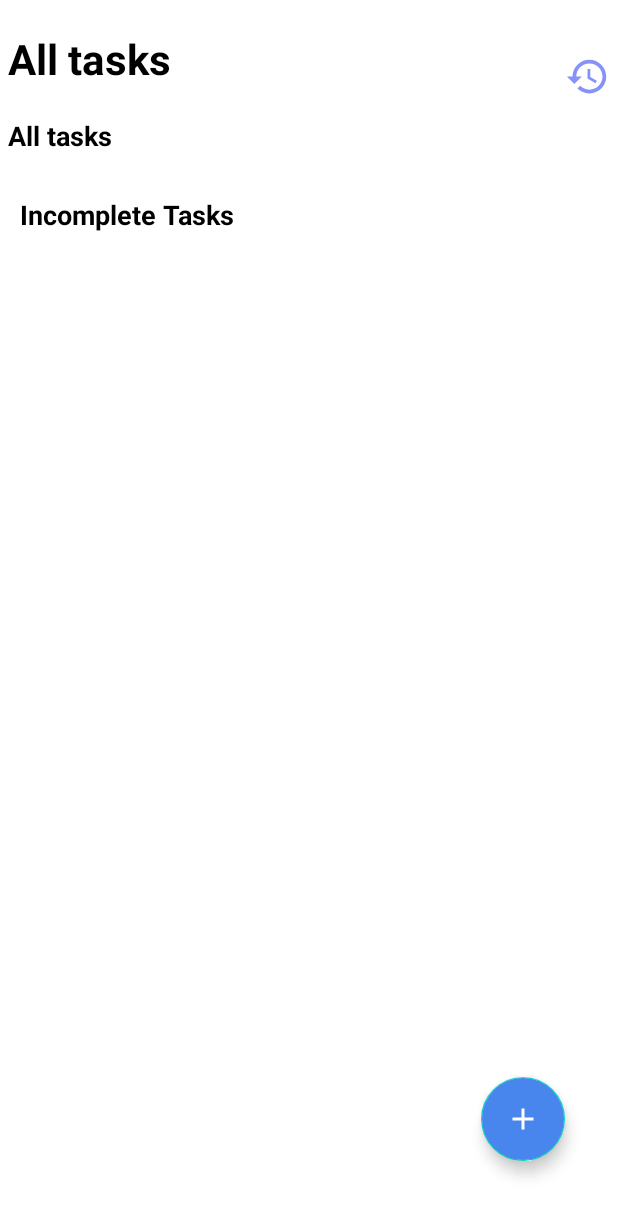
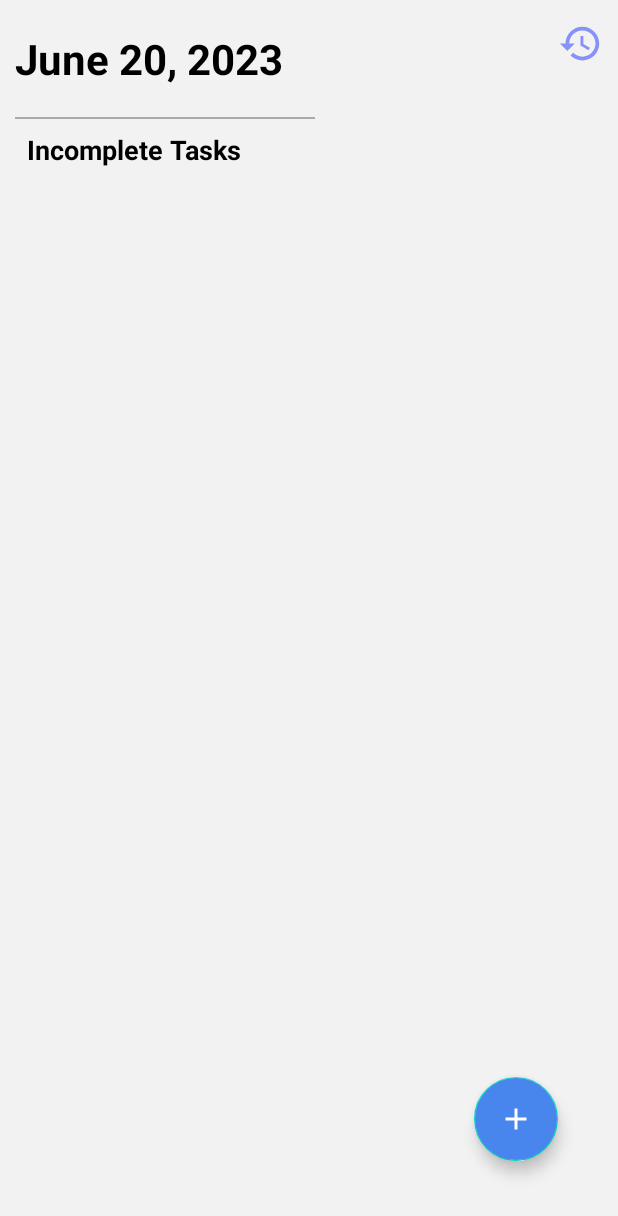
Before and after one commit to AvishkarWadbudhe/Todo-List-Android-App, an Android app: the screen it shows after launch (MainActivity), on a phone screen of 412 x 824 dp. Shown: the top 1216 px of the screen. Run offline under Robolectric (Android 15) with nearby library versions, the phone set to English and light mode, and no system bars; our stand-ins replace Room's generated code; libraries missing offline, so code that uses them is left out: it.xabaras.android.

```diff
--- a/app/src/main/java/com/project/todoapp/MainActivity.java
+++ b/app/src/main/java/com/project/todoapp/MainActivity.java
@@ -32,6 +32,9 @@ import com.project.todoapp.databinding.ActivityMainBinding;
 import com.project.todoapp.databinding.CreateTaskDialogBoxBinding;
 
 import java.text.ParseException;
+import java.text.SimpleDateFormat;
+import java.util.Date;
+import java.util.Locale;
 
 import it.xabaras.android.recyclerview.swipedecorator.RecyclerViewSwipeDecorator;
 
@@ -75,6 +78,14 @@ public class MainActivity extends AppCompatActivity {
         //history
         binding.btnHistory.setOnClickListener(v -> startActivity(new Intent(getApplicationContext(), Task_History.class)));
 
+        Date currentDate = new Date();
+
+        // Format the date as "June 20, 2023"
+        SimpleDateFormat dateFormat = new SimpleDateFormat("MMMM dd, yyyy", Locale.getDefault());
+        String formattedDate = dateFormat.format(currentDate);
+
+        // Set the formatted date in the TextView
+        binding.dateTextView.setText(formattedDate);
 
     }
     private void setRecycleView()
--- /dev/null
+++ b/app/src/main/res/drawable/bg_rounded.xml
@@ -0,0 +1,5 @@
+<?xml version="1.0" encoding="utf-8"?>
+<shape xmlns:android="http://schemas.android.com/apk/res/android">
+    <solid android:color="@android:color/white" />
+    <corners android:radius="20dp" />
+</shape>
--- a/app/src/main/res/layout/activity_main.xml
+++ b/app/src/main/res/layout/activity_main.xml
@@ -5,11 +5,10 @@
     android:layout_width="match_parent"
     android:layout_height="match_parent"
     android:orientation="vertical"
-    android:paddingLeft="5dp"
-    android:paddingRight="5dp"
+    android:paddingLeft="10dp"
+    android:background="@color/backgroundColor"
+    android:paddingRight="10dp"
     tools:context=".MainActivity">
-
-
 
 
     <FrameLayout
@@ -22,6 +21,7 @@
             android:orientation="vertical">
 
             <TextView
+                android:id="@+id/dateTextView"
                 android:layout_width="wrap_content"
                 android:layout_height="wrap_content"
                 android:text="All tasks"
@@ -30,15 +30,7 @@
                 android:textColor="@color/black"
                 android:textSize="28sp"
                 tools:ignore="MissingPrefix" />
-            <TextView
-                android:layout_width="wrap_content"
-                android:layout_height="wrap_content"
-                android:text="All tasks"
-                android:layout_marginTop="20dp"
-                android:textStyle="bold"
-                android:textColor="@color/black"
-                android:textSize="18sp"
-                tools:ignore="MissingPrefix" />
+
 
 
 
@@ -52,12 +44,17 @@
             android:id="@+id/btnHistory"/>
     </FrameLayout>
 
+
     <LinearLayout
         android:layout_width="match_parent"
         android:layout_height="match_parent"
         android:layout_marginTop="20dp"
         android:orientation="vertical">
 
+        <View
+            android:layout_width="200dp"
+            android:layout_height="1dp"
+            android:background="@android:color/darker_gray" />
         <FrameLayout
             android:layout_width="match_parent"
             android:layout_height="match_parent"
@@ -74,7 +71,7 @@
 
             <androidx.recyclerview.widget.RecyclerView
                 android:id="@+id/recyclerViewIncomplete"
-                android:layout_width="391dp"
+                android:layout_width="match_parent"
                 android:layout_height="match_parent"
                 android:layout_marginTop="30dp" />
 
--- a/app/src/main/res/layout/activity_task_history.xml
+++ b/app/src/main/res/layout/activity_task_history.xml
@@ -6,7 +6,7 @@
     android:layout_height="match_parent"
     android:paddingRight="20dp"
     android:orientation="vertical"
-    android:background="@color/colorPrimary"
+    android:background="@color/backgroundColor"
     android:paddingLeft="20dp"
     tools:context=".MainActivity">
 
--- a/app/src/main/res/layout/item_completed_task_container.xml
+++ b/app/src/main/res/layout/item_completed_task_container.xml
@@ -5,6 +5,7 @@
     android:layout_height="wrap_content"
     android:clickable="true"
     android:focusable="true"
+    app:cardCornerRadius="20dp"
     app:cardUseCompatPadding="true">
 
     <LinearLayout
--- a/app/src/main/res/values/colors.xml
+++ b/app/src/main/res/values/colors.xml
@@ -9,9 +9,11 @@
     <color name="white">#FFFFFFFF</color>
 
     <color name="colorPrimary">#ffffff</color>
-    <color name="backgroundColor">#F2B7B4B4</color>
+    <color name="backgroundColor">#F2F2F2</color>
     <color name="colorPrimaryDark">#ffffff</color>
     <color name="colorAccent">#4885ed</color>
     <color name="colorRed">#EB0505</color>
     <color name="green">#68F25E</color>
+
+
 </resources>
```
Also changed, not shown: app/src/main/res/layout/item_task_container.xml (+4 -7 lines).
